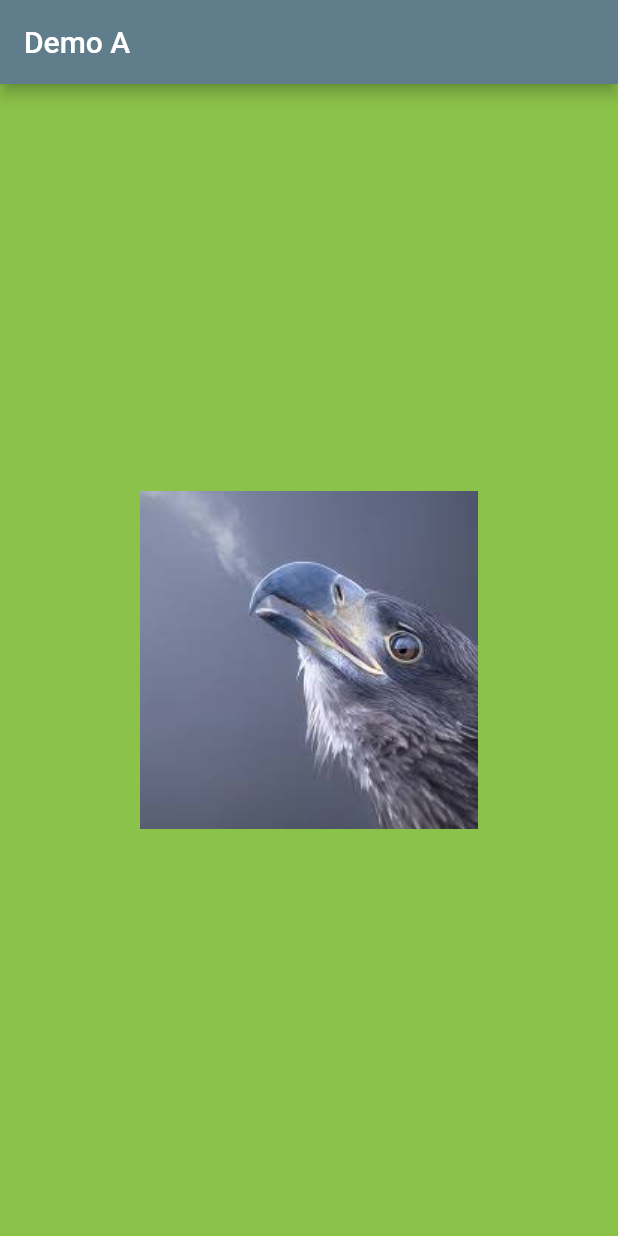
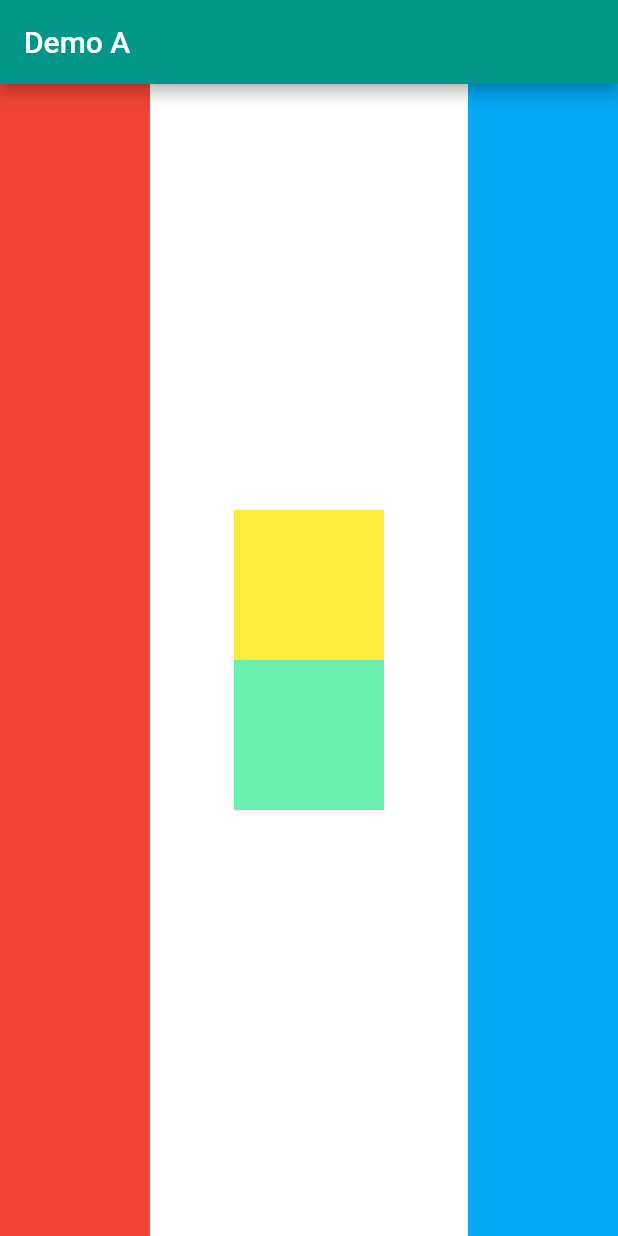
Before and after one commit to SalahBkd/flutter-training, a Flutter app: the screen it shows after launch, on a phone screen of 412 x 824 dp. Run offline on Flutter 3.47's test engine with Material 2 defaults, Android fonts, the light colour scheme and no system bars.

Commit message:
add layout challenge

```diff
--- a/lib/main.dart
+++ b/lib/main.dart
@@ -1,21 +1,51 @@
 import 'package:flutter/material.dart';
 
 void main() {
-  runApp(
-    MaterialApp(
+  runApp(MyApp());
+}
+
+
+class MyApp extends StatelessWidget {
+  @override
+  Widget build(BuildContext context) {
+    return  MaterialApp(
       home: Scaffold(
         appBar: AppBar(
           title: Text("Demo A"),
-          backgroundColor: Colors.blueGrey,
+          backgroundColor: Colors.teal,
         ),
-        body: Center(
-          child: Image(
-            image: AssetImage(
-                'images/bird.jpg'),
+        body: SafeArea(
+          child: Row(
+            mainAxisAlignment: MainAxisAlignment.spaceBetween,
+            children: [
+              Container(
+                color: Colors.red,
+                width: 100.0,
+              ),
+              Column(
+                mainAxisAlignment: MainAxisAlignment.center,
+                children: [
+                  Container(
+                    color: Colors.yellow,
+                    width: 100.0,
+                    height: 100.0
+                  ),
+                  Container(
+                      color: Colors.greenAccent,
+                      width: 100.0,
+                      height: 100.0
+                  ),
+                ],
+              ),
+              Container(
+                color: Colors.lightBlue,
+                width: 100.0,
+              )
+            ],
           ),
         ),
-        backgroundColor: Colors.lightGreen,
+        backgroundColor: Colors.white,
       ),
-    ),
-  );
+    );
+  }
 }
```
